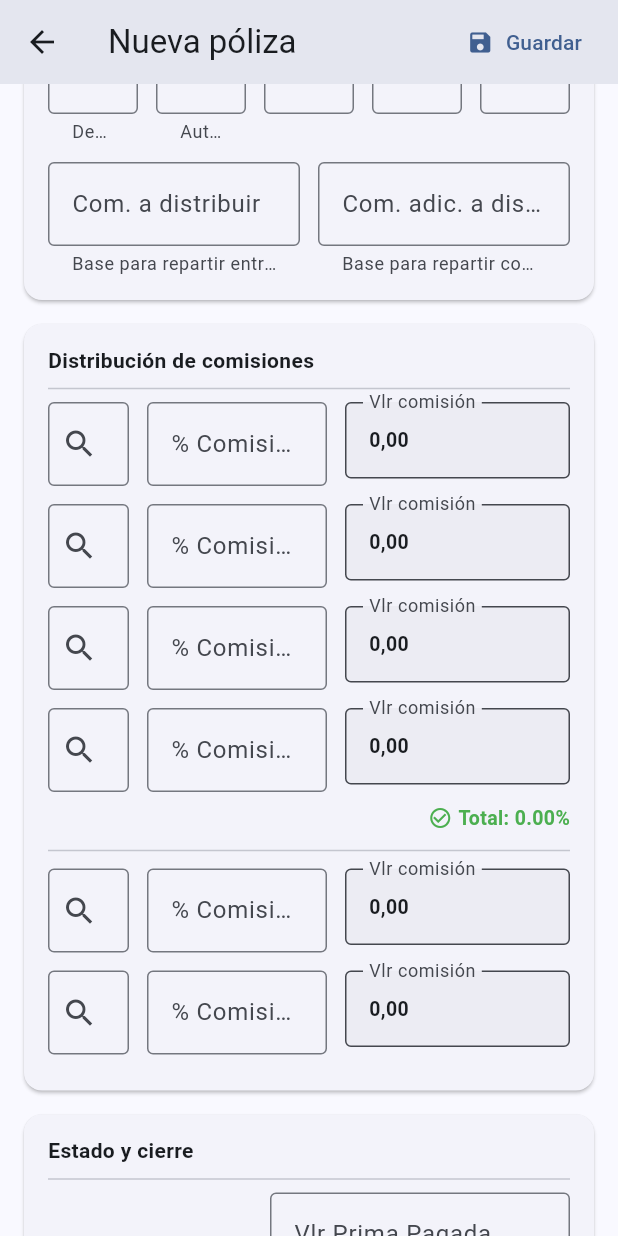
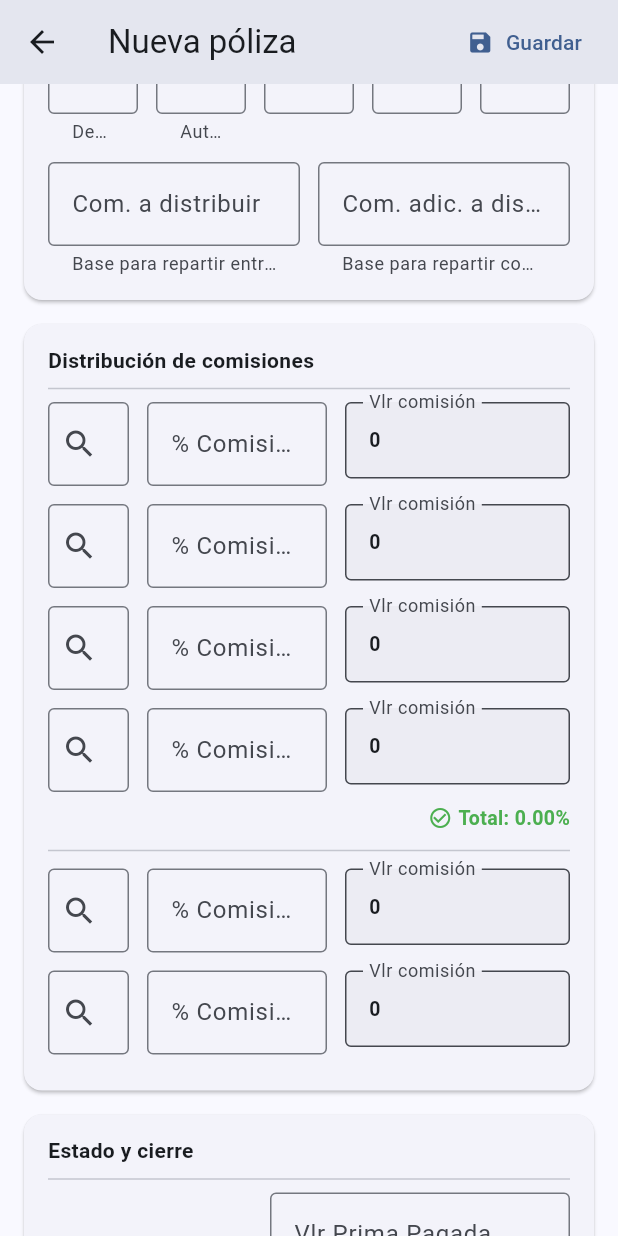
Before and after one commit to javierrueda7/rsas, a Flutter app: the PaginaFormularioPolizas screen opened directly, scrolled down 1152 dp, on a phone screen of 412 x 824 dp. Run offline on Flutter 3.47's test engine with Material 3 defaults, Android fonts, the phone set to English and light mode, and no system bars; our stand-ins replace flutter_dotenv, supabase_flutter; missing offline and left inert: excel, file_saver; accounts and stored records are empty.

Commit message:
undecimo commit proyecto rsas

```diff
--- a/lib/ui/pagina_formulario_polizas.dart
+++ b/lib/ui/pagina_formulario_polizas.dart
@@ -305,7 +305,7 @@ class _PaginaFormularioPolizasState extends State<PaginaFormularioPolizas> {
     return num.tryParse(limpio);
   }
 
-  String _fmtMoney(num? n) => n == null ? '' : Fmt.money(n, dec: 2);
+  String _fmtMoney(num? n) => n == null ? '' : Fmt.money(n, dec: 0);
   String _fmtNum(num? n) => n == null ? '' : Fmt.numCO(n, dec: 2);
 
   void _formatearMoney(TextEditingController ctrl) {
@@ -585,7 +585,7 @@ class _PaginaFormularioPolizasState extends State<PaginaFormularioPolizas> {
     TextEditingController c, {
     bool req = false,
     bool num = false,
-    int maxDec = 2,
+    int maxDec = 0,
     int lines = 1,
     bool readOnly = false,
     String? helper,
--- a/pubspec.yaml
+++ b/pubspec.yaml
@@ -33,7 +33,7 @@ dependencies:
   flutter_localizations:
     sdk: flutter
   supabase_flutter: ^2.5.0
-  intl: ^0.20.2
+  intl: ^0.19.0
   flutter_dotenv: ^6.0.0
   excel: ^4.0.6
   file_saver: ^0.2.14
```
Also changed, not shown: 1 other file.
